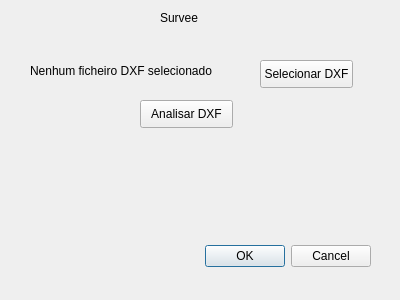
Qt form Survee_dialog_base.ui (Gama17/Survee) before a commit.
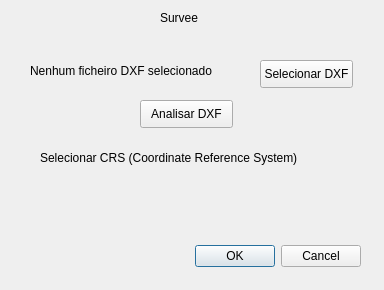
The same form after that commit.

Commit message:
release v1.0.0 - initial stable release of Survee plugin
Correção do Ortofotomapa
Opção de selecionar CRS
Exportação KML

```diff
--- a/Survee_dialog_base.ui
+++ b/Survee_dialog_base.ui
@@ -6,8 +6,8 @@
    <rect>
     <x>0</x>
     <y>0</y>
-    <width>400</width>
-    <height>300</height>
+    <width>384</width>
+    <height>290</height>
    </rect>
   </property>
   <property name="windowTitle">
@@ -16,7 +16,7 @@
   <widget class="QDialogButtonBox" name="button_box">
    <property name="geometry">
     <rect>
-     <x>30</x>
+     <x>20</x>
      <y>240</y>
      <width>341</width>
      <height>32</height>
@@ -81,6 +81,29 @@
     <string>Analisar DXF</string>
    </property>
   </widget>
+  <widget class="QWidget" name="crsContainer" native="true">
+   <property name="geometry">
+    <rect>
+     <x>40</x>
+     <y>180</y>
+     <width>301</width>
+     <height>31</height>
+    </rect>
+   </property>
+  </widget>
+  <widget class="QLabel" name="label_2">
+   <property name="geometry">
+    <rect>
+     <x>40</x>
+     <y>150</y>
+     <width>291</width>
+     <height>16</height>
+    </rect>
+   </property>
+   <property name="text">
+    <string>Selecionar CRS (Coordinate Reference System)</string>
+   </property>
+  </widget>
  </widget>
  <resources/>
  <connections>
```
The commit also changes 8 other files.
